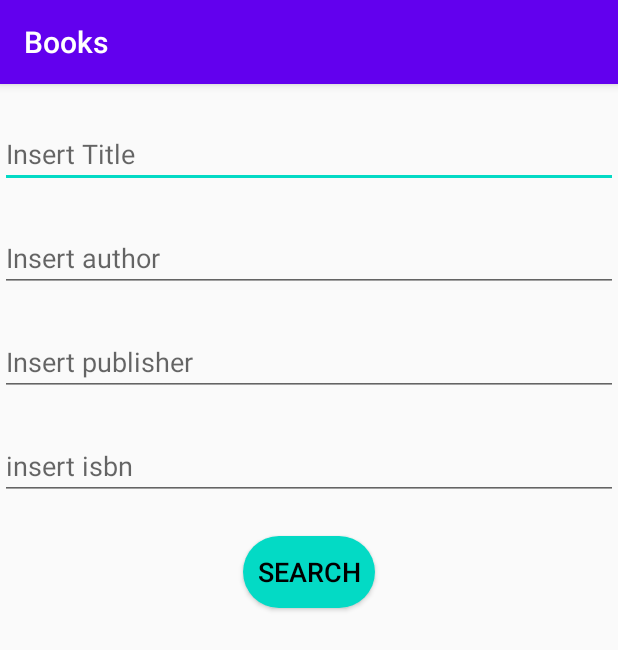
After one commit to davadeola/AndroidBooks, an Android app: the SearchActivity screen opened directly, with no data from a screen before it, on a phone screen of 412 x 824 dp. The commit adds this screen. Shown: the top 650 px of the screen. Run offline under Robolectric (Android 15) with nearby library versions, the phone set to English and light mode, and no system bars.

Commit message:
Implemented advanced search activity

```diff
--- a/app/src/main/AndroidManifest.xml
+++ b/app/src/main/AndroidManifest.xml
@@ -11,7 +11,8 @@
         android:roundIcon="@mipmap/ic_launcher_round"
         android:supportsRtl="true"
         android:theme="@style/AppTheme">
-        <activity android:name=".BookDetail"></activity>
+        <activity android:name=".SearchActivity"></activity>
+        <activity android:name=".BookDetail" />
         <activity android:name=".MainActivity">
             <intent-filter>
                 <action android:name="android.intent.action.MAIN" />
--- /dev/null
+++ b/app/src/main/java/com/example/books/SearchActivity.java
@@ -0,0 +1,50 @@
+package com.example.books;
+
+import androidx.appcompat.app.AppCompatActivity;
+
+import android.content.Intent;
+import android.os.Bundle;
+import android.view.View;
+import android.widget.Button;
+import android.widget.EditText;
+import android.widget.Toast;
+
+import java.net.URI;
+import java.net.URL;
+
+public class SearchActivity extends AppCompatActivity {
+
+    @Override
+    protected void onCreate(Bundle savedInstanceState) {
+        super.onCreate(savedInstanceState);
+        setContentView(R.layout.activity_search);
+
+        final EditText etTitle = findViewById(R.id.etTitle);
+        final EditText etAuthor = findViewById(R.id.etAuthor);
+        final EditText etPublisher = findViewById(R.id.etPublisher);
+        final EditText etIsbn = findViewById(R.id.etISBN);
+        final Button button = findViewById(R.id.btnSearch);
+
+        button.setOnClickListener(new View.OnClickListener() {
+            @Override
+            public void onClick(View v) {
+                String title = etTitle.getText().toString().trim();
+                String author = etAuthor.getText().toString().trim();
+                String publisher = etPublisher.getText().toString().trim();
+                String isbn = etIsbn.getText().toString().trim();
+
+                if(title.isEmpty() && author.isEmpty() && publisher.isEmpty() && isbn.isEmpty()){
+                    Toast.makeText(getApplicationContext(), "Please insert a message", Toast.LENGTH_LONG).show();
+                }else {
+
+                    URL querUrl = ApiUtil.buildUrl(title, author, publisher, isbn);
+                    Intent intent = new Intent(getApplicationContext(), MainActivity.class);
+                    intent.putExtra("Query", querUrl.toString());
+                    startActivity(intent);
+                }
+
+            }
+        });
+
+    }
+}
--- /dev/null
+++ b/app/src/main/res/drawable/search_button_shape.xml
@@ -0,0 +1,7 @@
+<?xml version="1.0" encoding="utf-8"?>
+<shape android:shape="rectangle"
+    xmlns:android="http://schemas.android.com/apk/res/android">
+<corners android:radius="50dp"/>
+    <solid android:color="@color/colorAccent"/>
+
+</shape>
--- /dev/null
+++ b/app/src/main/res/layout/activity_search.xml
@@ -0,0 +1,57 @@
+<?xml version="1.0" encoding="utf-8"?>
+<LinearLayout xmlns:android="http://schemas.android.com/apk/res/android"
+    xmlns:app="http://schemas.android.com/apk/res-auto"
+    xmlns:tools="http://schemas.android.com/tools"
+    android:layout_width="match_parent"
+    android:layout_height="match_parent"
+    android:orientation="vertical"
+    tools:context=".SearchActivity">
+
+    <EditText
+        android:id="@+id/etTitle"
+        android:layout_width="match_parent"
+        android:layout_height="wrap_content"
+        android:ems="10"
+        android:hint="@string/insert_title"
+        android:layout_marginTop="@dimen/margin_search_activity"
+        android:inputType="textPersonName"
+        />
+
+    <EditText
+        android:id="@+id/etAuthor"
+        android:layout_width="match_parent"
+        android:layout_height="wrap_content"
+        android:ems="10"
+        android:inputType="textPersonName"
+        android:layout_marginTop="@dimen/margin_search_activity"
+         android:hint="@string/insert_author"/>
+
+    <EditText
+        android:id="@+id/etPublisher"
+        android:layout_width="match_parent"
+        android:layout_height="wrap_content"
+        android:ems="10"
+        android:inputType="textPersonName"
+        android:layout_marginTop="@dimen/margin_search_activity"
+        android:hint="@string/insert_publisher"/>
+
+    <EditText
+        android:id="@+id/etISBN"
+        android:layout_width="match_parent"
+        android:layout_height="wrap_content"
+        android:ems="10"
+        android:inputType="textPersonName"
+        android:layout_marginTop="@dimen/margin_search_activity"
+        android:hint="@string/insert_isbn" />
+
+    <Button
+        android:id="@+id/btnSearch"
+        android:layout_width="wrap_content"
+        android:layout_height="wrap_content"
+        android:layout_gravity="center"
+        android:background="@drawable/search_button_shape"
+        android:textSize="18sp"
+        android:textColor="#000"
+        android:layout_margin="@dimen/margin_search_activity"
+        android:text="@string/search" />
+</LinearLayout>
--- a/app/src/main/res/menu/book_list_menu.xml
+++ b/app/src/main/res/menu/book_list_menu.xml
@@ -9,4 +9,9 @@
 
         />
 
+    <item
+        android:id="@+id/action_advanced_searrch"
+        android:title="@string/advanced_search"
+        app:showAsAction="never"/>
+
 </menu>
--- /dev/null
+++ b/app/src/main/res/values/dimens.xml
@@ -0,0 +1,4 @@
+<?xml version="1.0" encoding="utf-8"?>
+<resources>
+    <dimen name="margin_search_activity">24dp</dimen>
+</resources>
--- a/app/src/main/res/values/strings.xml
+++ b/app/src/main/res/values/strings.xml
@@ -1,4 +1,9 @@
 <resources>
     <string name="app_name">Books</string>
     <string name="search">Search</string>
+    <string name="insert_title">Insert Title</string>
+    <string name="insert_author">Insert author</string>
+    <string name="insert_publisher">Insert publisher</string>
+    <string name="insert_isbn">insert isbn</string>
+    <string name="advanced_search">Advanced Search</string>
 </resources>
```
Also changed, not shown: app/src/main/java/com/example/books/ApiUtil.java (+33 -0 lines), app/src/main/java/com/example/books/Book.java (+5 -2 lines), app/src/main/java/com/example/books/MainActivity.java (+33 -6 lines).
